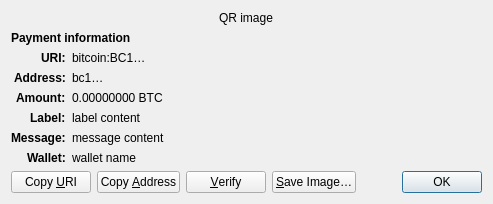
Qt form src/qt/forms/receiverequestdialog.ui (mrheat/doichain-core-rebase) before a commit.
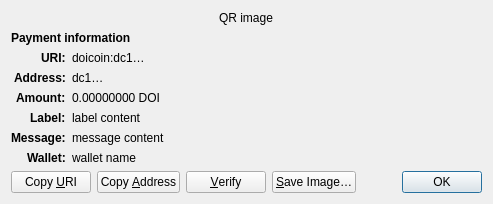
The same form after that commit. Custom widgets are drawn as their Qt base class.

```diff
--- a/src/qt/forms/receiverequestdialog.ui
+++ b/src/qt/forms/receiverequestdialog.ui
@@ -6,7 +6,7 @@
    <rect>
     <x>0</x>
     <y>0</y>
-    <width>413</width>
+    <width>485</width>
     <height>229</height>
    </rect>
   </property>
@@ -65,7 +65,7 @@
    <item row="2" column="1" alignment="Qt::AlignTop">
     <widget class="QLabel" name="uri_content">
      <property name="text">
-      <string notr="true">bitcoin:BC1…</string>
+      <string notr="true">doicoin:dc1…</string>
      </property>
      <property name="textFormat">
       <enum>Qt::RichText</enum>
@@ -97,7 +97,7 @@
    <item row="3" column="1" alignment="Qt::AlignTop">
     <widget class="QLabel" name="address_content">
      <property name="text">
-      <string notr="true">bc1…</string>
+      <string notr="true">dc1…</string>
      </property>
      <property name="textFormat">
       <enum>Qt::PlainText</enum>
@@ -126,7 +126,7 @@
    <item row="4" column="1" alignment="Qt::AlignTop">
     <widget class="QLabel" name="amount_content">
      <property name="text">
-      <string notr="true">0.00000000 BTC</string>
+      <string notr="true">0.00000000 DOI</string>
      </property>
      <property name="textFormat">
       <enum>Qt::PlainText</enum>
```
Left out of the diff: 6 changed lines with no effect on the pictures.
